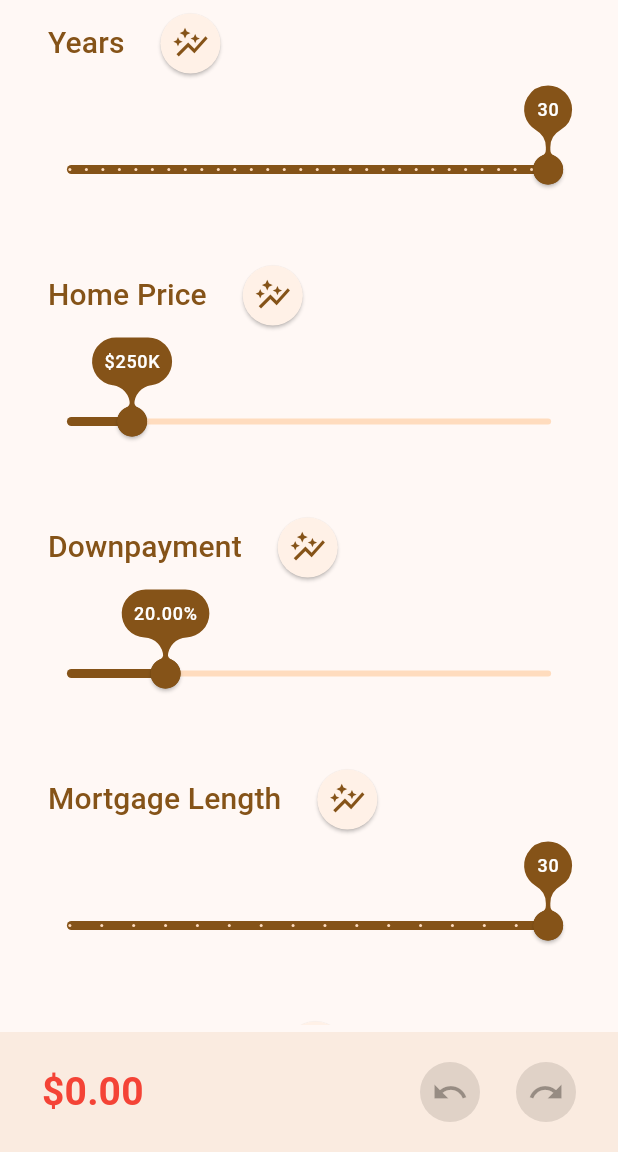
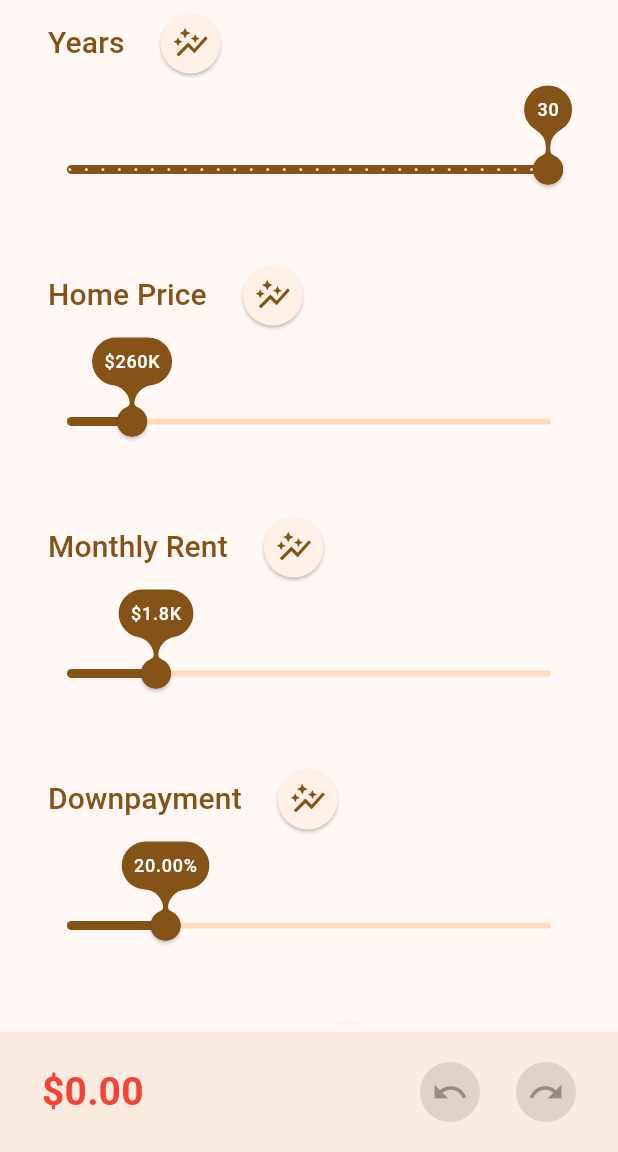
Before and after one commit to jakee417/rent_vs_buy_flutter, a Flutter app: the screen it shows after launch, on a phone screen of 412 x 824 dp, the part 84-1236 px from its top. Run offline on Flutter 3.47's test engine with Material 3 defaults, Android fonts, the phone set to English and light mode, and no system bars; our stand-ins replace csv, shared_preferences; missing offline and left inert: finance_updated, ml_dataframe, ml_linalg, undo; statements that could not run were skipped.

Commit message:
fix small bugs

```diff
--- a/lib/chart.dart
+++ b/lib/chart.dart
@@ -201,7 +201,7 @@ class _ChartWidget extends State<ChartWidget> {
                       ),
                       const Spacer(),
                       Text(
-                        "This chart shows the Rent vs. Buy tradeoff for various values of ${widget.title.toLowerCase()}. Positive values indicate buying is a better option, negative values indicate renting is a better option.",
+                        "This chart shows the Rent vs. Buy tradeoff for various values of ${widget.title.toLowerCase()}.\n\n Positive values indicate buying is a better option. Negative values indicate renting is a better option.",
                         textAlign: TextAlign.center,
                       ),
                       const Spacer(),
--- a/lib/main.dart
+++ b/lib/main.dart
@@ -1,3 +1,4 @@
+import 'package:flutter/foundation.dart';
 import 'package:flutter/material.dart';
 import 'package:intl/intl.dart';
 import 'package:provider/provider.dart';
@@ -298,17 +299,23 @@ class _Sliders extends State<Sliders> {
   Widget getSlider({
     required SliderData data,
   }) {
+    final isWebMobile = kIsWeb &&
+        (defaultTargetPlatform == TargetPlatform.iOS ||
+            defaultTargetPlatform == TargetPlatform.android);
     return SliderTheme(
       data: SliderTheme.of(context).copyWith(
         thumbShape: const ThumbShape(),
         valueIndicatorShape: SliderComponentShape.noOverlay,
+        allowedInteraction: isWebMobile
+            ? SliderInteraction.slideOnly
+            : SliderInteraction.tapAndSlide,
       ),
       child: Knob(data: data),
     );
   }
 
   Widget getInfoButton({required RentVsBuyManager manager}) {
-    final simpleCurrency = NumberFormat.simpleCurrency();
+    final formatter = NumberFormat.compactSimpleCurrency();
     return TextButton(
       onPressed: () {
         showModalBottomSheet<void>(
@@ -333,7 +340,7 @@ class _Sliders extends State<Sliders> {
                       ),
                       const Spacer(),
                       Text(
-                        "Based off purchasing a home for ${manager.sliders["homePriceAmount"]?.formattedValue} your total home assets will be ${simpleCurrency.format(manager.totalHomeAssetsCumulative)} with a cost of ${simpleCurrency.format(manager.totalHomeLiabilityCumulative)} over ${manager.sliders["years"]?.formattedValue} years. This translates to a home opportunity cost of ${simpleCurrency.format(manager.homeCumulativeOpportunity)} at a ${manager.sliders["homePriceGrowthRate"]?.formattedValue} home price growth rate.\n\n Over the same time, your total rental assets would be ${simpleCurrency.format(manager.totalRentAssetsCumulative)} with cost ${simpleCurrency.format(manager.totalRentLiabilityCumulative)}. The opportunity cost for renting would be ${simpleCurrency.format(manager.rentalCumulativeOpportunity)} at a ${manager.sliders["investmentReturnRate"]?.formattedValue} investment return rate.\n\n Subtracting the rental opportunity cost - home opportunity cost yields a ${manager.rentVsBuyValue > 0 ? "profit" : "loss"} of ${simpleCurrency.format(manager.rentVsBuyValue)}.",
+                        "Based off purchasing a home for ${manager.sliders["homePriceAmount"]?.formattedValue} your total home assets will be ${formatter.format(manager.totalHomeAssetsCumulative)} with a cost of ${formatter.format(manager.totalHomeLiabilityCumulative)} over ${manager.sliders["years"]?.formattedValue} years. This translates to a home opportunity cost of ${formatter.format(manager.homeCumulativeOpportunity)} at a ${manager.sliders["homePriceGrowthRate"]?.formattedValue} home price growth rate.\n\n Over the same time, your total rental assets would be ${formatter.format(manager.totalRentAssetsCumulative)} with cost ${formatter.format(manager.totalRentLiabilityCumulative)}. The opportunity cost for renting would be ${formatter.format(manager.rentalCumulativeOpportunity)} at a ${manager.sliders["investmentReturnRate"]?.formattedValue} investment return rate.\n\n These opportunity costs would yield a ${manager.rentVsBuyValue > 0 ? "profit" : "loss"} of ${NumberFormat.simpleCurrency().format(manager.rentVsBuyValue)}.",
                         textAlign: TextAlign.center,
                       ),
                       const Spacer(),
--- a/lib/rent_vs_buy.dart
+++ b/lib/rent_vs_buy.dart
@@ -232,8 +232,11 @@ class RentVsBuy {
     ]);
     final rentersInsurance = rent * rentersInsuranceRate;
     final brokersFeeCost = rent * brokersFeeRate;
-    final totalRentLiability =
-        rent + securityDepositLiability + rentersInsurance + brokersFeeCost;
+    final totalRentLiability = rent +
+        securityDepositLiability +
+        rentersInsurance +
+        brokersFeeCost +
+        homeMonthlyUtilities;
     final totalRentLiabilityCumulative = cumulativeSum(totalRentLiability);
 
     // ########################################################################
--- a/lib/rent_vs_buy_manager.dart
+++ b/lib/rent_vs_buy_manager.dart
@@ -51,6 +51,7 @@ class RentVsBuyManager extends ChangeNotifier {
   Set<String> requiredSliders = {
     "years",
     "homePriceAmount",
+    "monthlyRentAmount",
     "downPaymentRate",
     "lengthOfMortgage",
     "mortgageRate",
@@ -69,11 +70,20 @@ class RentVsBuyManager extends ChangeNotifier {
     ),
     "homePriceAmount": SliderData(
       title: "Home Price",
-      value: 250000.00,
+      value: 260000.00,
       numberType: NumberType.dollar,
       min: 0,
       max: 2000000,
-      popoverDescription: "The value of the home price in USD.",
+      popoverDescription: "The price of the home when purchasing in USD.",
+    ),
+    "monthlyRentAmount": SliderData(
+      title: "Monthly Rent",
+      value: 1800.0,
+      numberType: NumberType.dollar,
+      min: 0.0,
+      max: 10000,
+      popoverDescription:
+          "The amount of rent paid monthly if you were not to purchase a home.",
     ),
     "downPaymentRate": SliderData(
       title: "Downpayment",
@@ -95,7 +105,7 @@ class RentVsBuyManager extends ChangeNotifier {
     ),
     "mortgageRate": SliderData(
       title: "Mortgage Rate",
-      value: 0.065,
+      value: 0.07,
       numberType: NumberType.percentage,
       min: 0,
       max: 0.1,
@@ -145,7 +155,8 @@ class RentVsBuyManager extends ChangeNotifier {
       numberType: NumberType.percentage,
       min: 0.0,
       max: 0.01,
-      popoverDescription: "The percentage of the home loan paid in PMI costs.",
+      popoverDescription:
+          "The percentage of the home loan paid in primary mortgage insurance costs.",
     ),
     "rentGrowthRate": SliderData(
       title: "Rent Growth",
@@ -217,11 +228,12 @@ class RentVsBuyManager extends ChangeNotifier {
     ),
     "monthlyUtilitiesAmount": SliderData(
       title: "Monthly Utilities",
-      value: 0.0,
+      value: 200.0,
       numberType: NumberType.dollar,
       min: 0.0,
       max: 2000,
-      popoverDescription: "The amount of utility costs monthly.",
+      popoverDescription:
+          "The amount of utility costs monthly. Note, this will be a cost for both purchasing a home and buying a home - so the net gain will be \$0. It is included so the monthly cashflows are correct.",
     ),
     "monthlyCommonFeesAmount": SliderData(
       title: "Monthly Common Fees",
@@ -231,33 +243,25 @@ class RentVsBuyManager extends ChangeNotifier {
       max: 2000,
       popoverDescription: "The amount of common fee costs monthly (i.e. HOA).",
     ),
-    "monthlyRentAmount": SliderData(
-      title: "Monthly Rent",
-      value: 1000.0,
-      numberType: NumberType.dollar,
-      min: 0.0,
-      max: 10000,
-      popoverDescription:
-          "The amount of rent paid monthly if you were not to purchase a home.",
-    ),
     "securityDepositRate": SliderData(
       title: "Security Deposit",
       value: 1.0,
       numberType: NumberType.percentage,
       min: 0.0,
       max: 2.0,
+      divisions: 2,
       popoverDescription:
           "The percentage of first month's rent paid as a security deposit.",
     ),
     "brokersFeeRate": SliderData(
       title: "Brokers Fee",
-      value: 0.01,
+      value: 0.00,
       numberType: NumberType.percentage,
       min: 0.0,
       max: 0.1,
       divisions: 20,
       popoverDescription:
-          "The percentage of first month's rent paid as a broker's fee.",
+          "The percentage of first month's rent paid as a broker's fee for renting.",
     ),
     "rentersInsuranceRate": SliderData(
       title: "Renters Insurance",
@@ -290,8 +294,9 @@ class RentVsBuyManager extends ChangeNotifier {
   }
 
   void reset() {
+    filingJointly.value = false;
     investmentTaxRate.value = investmentTaxRate.defaultValue;
-    marginalTaxRate.value = marginalTaxRate.value;
+    marginalTaxRate.value = marginalTaxRate.defaultValue;
     for (int i = 0; i < sliders.length; i++) {
       sliders.values.elementAt(i).value =
           sliders.values.elementAt(i).defaultValue;
@@ -441,7 +446,11 @@ class RentVsBuyManager extends ChangeNotifier {
     var rescaledValues = Vector.fromList(spots.map((i) => i.value).toList());
     final smallest = rescaledValues.min();
     final largest = rescaledValues.max();
-    rescaledValues = rescaledValues.rescale();
+    if (smallest != largest) {
+      rescaledValues = rescaledValues.rescale();
+    } else {
+      rescaledValues = Vector.filled(rescaledValues.length, 0.0);
+    }
     final rescaledIndex =
         Vector.fromList(spots.map((i) => i.index).toList()).rescale();
     for (int i = 0; i < spots.length; i++) {
```
